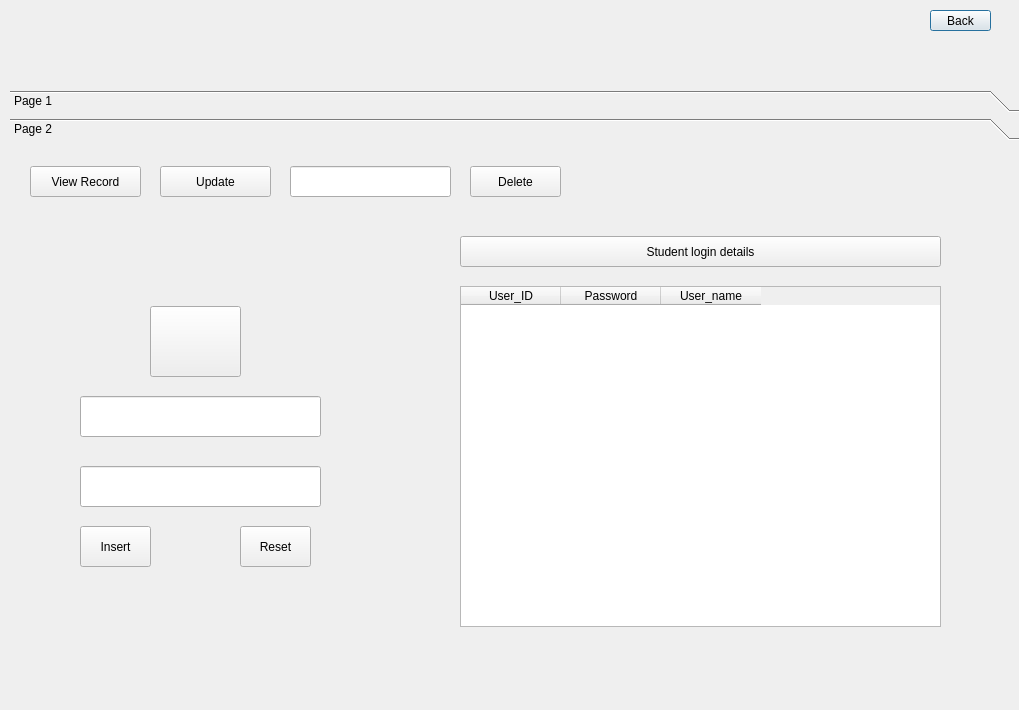
The window that adduser.ui (Rabsoninnora/SmartRecordLBTC) describes before a commit, drawn with Qt 5.
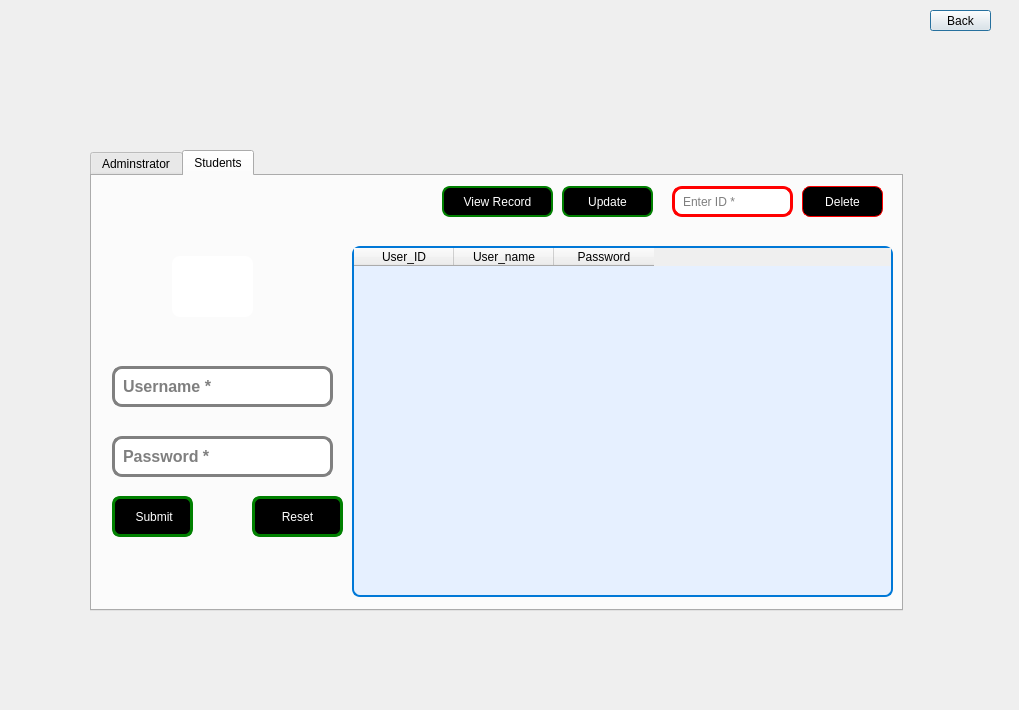
The same window after the commit. Icons and pictures are not drawn.

Patch:
```diff
--- a/adduser.ui
+++ b/adduser.ui
@@ -26,32 +26,21 @@
     <string>Back</string>
    </property>
   </widget>
-  <widget class="QToolBox" name="toolBox">
+  <widget class="QTabWidget" name="tabWidget">
    <property name="geometry">
     <rect>
-     <x>10</x>
-     <y>90</y>
-     <width>1019</width>
-     <height>551</height>
+     <x>90</x>
+     <y>150</y>
+     <width>813</width>
+     <height>461</height>
     </rect>
    </property>
-   <property name="styleSheet">
-    <string notr="true"/>
-   </property>
    <property name="currentIndex">
     <number>1</number>
    </property>
-   <widget class="QWidget" name="page_3">
-    <property name="geometry">
-     <rect>
-      <x>0</x>
-      <y>0</y>
-      <width>1019</width>
-      <height>503</height>
-     </rect>
-    </property>
-    <attribute name="label">
-     <string>Page 1</string>
+   <widget class="QWidget" name="Admin">
+    <attribute name="title">
+     <string>Adminstrator</string>
     </attribute>
     <widget class="QTableWidget" name="tableWidget_2">
      <property name="geometry">
@@ -78,80 +67,42 @@
       </property>
      </column>
     </widget>
-    <widget class="QPushButton" name="pushButton_11">
+    <widget class="QPushButton" name="pushButton_7">
      <property name="geometry">
       <rect>
-       <x>450</x>
+       <x>70</x>
        <y>100</y>
-       <width>481</width>
-       <height>31</height>
+       <width>81</width>
+       <height>61</height>
       </rect>
      </property>
-     <property name="text">
-      <string>Admin login details</string>
-     </property>
-    </widget>
-    <widget class="QPushButton" name="btn_Delete_admin">
-     <property name="geometry">
-      <rect>
-       <x>460</x>
-       <y>20</y>
-       <width>91</width>
-       <height>31</height>
-      </rect>
-     </property>
-     <property name="text">
-      <string>Delete</string>
-     </property>
-    </widget>
-    <widget class="QLineEdit" name="lineEdit_Admin_ID">
-     <property name="geometry">
-      <rect>
-       <x>280</x>
-       <y>20</y>
-       <width>161</width>
-       <height>31</height>
-      </rect>
-     </property>
-    </widget>
-    <widget class="QPushButton" name="btn_Update_admin">
-     <property name="geometry">
-      <rect>
-       <x>150</x>
-       <y>20</y>
-       <width>111</width>
-       <height>31</height>
-      </rect>
-     </property>
-     <property name="text">
-      <string>Update</string>
-     </property>
-    </widget>
-    <widget class="QPushButton" name="btn_View_admin">
-     <property name="geometry">
-      <rect>
-       <x>20</x>
-       <y>20</y>
-       <width>111</width>
-       <height>31</height>
-      </rect>
-     </property>
-     <property name="text">
-      <string>View Record</string>
-     </property>
-    </widget>
-    <widget class="QPushButton" name="pushButton_12">
-     <property name="geometry">
-      <rect>
-       <x>140</x>
-       <y>160</y>
-       <width>91</width>
-       <height>71</height>
-      </rect>
+     <property name="styleSheet">
+      <string notr="true">
+QPushButton{
+                    color: rgb(255, 255, 255);
+                    border:0px solid green;
+                    border-radius: 8px;
+                    padding: 0 8px;
+                     background-color: rgb(255, 255, 255); /* Soft blue background for readability */
+                    font: 600 11pt ;
+
+}
+
+
+    </string>
      </property>
      <property name="text">
       <string/>
      </property>
+     <property name="icon">
+      <iconset theme="QIcon::ThemeIcon::AddressBookNew"/>
+     </property>
+     <property name="iconSize">
+      <size>
+       <width>45</width>
+       <height>45</height>
+      </size>
+     </property>
     </widget>
     <widget class="QLineEdit" name="lineEdit__username_admin">
      <property name="geometry">
@@ -200,165 +151,320 @@
      </property>
     </widget>
    </widget>
-   <widget class="QWidget" name="page_4">
-    <property name="geometry">
-     <rect>
-      <x>0</x>
-      <y>0</y>
-      <width>1019</width>
-      <height>503</height>
-     </rect>
-    </property>
-    <attribute name="label">
-     <string>Page 2</string>
+   <widget class="QWidget" name="Students">
+    <attribute name="title">
+     <string>Students</string>
     </attribute>
     <widget class="QTableWidget" name="tableWidget">
      <property name="geometry">
       <rect>
-       <x>450</x>
-       <y>140</y>
-       <width>481</width>
-       <height>341</height>
+       <x>260</x>
+       <y>70</y>
+       <width>541</width>
+       <height>351</height>
       </rect>
      </property>
+     <property name="styleSheet">
+      <string notr="true"> QTableWidget {
+    border: 2px solid rgb(0, 120, 215); /* A sleek blue border */
+    border-radius: 8px;
+    background-color: rgb(230, 240, 255); /* Soft blue background for readability */
+    color: rgb(33, 33, 33); /* Dark gray text for better contrast */
+    font-family: 'Segoe UI', sans-serif;
+    font-size: 14px;
+    gridline-color: rgb(200, 200, 200); /* Subtle grid lines */
+}
+</string>
+     </property>
      <column>
       <property name="text">
        <string>User_ID</string>
       </property>
      </column>
-     <column>
-      <property name="text">
-       <string>Password</string>
-      </property>
-     </column>
      <column>
       <property name="text">
        <string>User_name</string>
       </property>
      </column>
-    </widget>
-    <widget class="QPushButton" name="pushButton_7">
-     <property name="geometry">
-      <rect>
-       <x>450</x>
-       <y>90</y>
-       <width>481</width>
-       <height>31</height>
-      </rect>
-     </property>
-     <property name="text">
-      <string>Student login details</string>
-     </property>
-    </widget>
-    <widget class="QPushButton" name="btn_Delete_User">
-     <property name="geometry">
-      <rect>
-       <x>460</x>
-       <y>20</y>
-       <width>91</width>
-       <height>31</height>
-      </rect>
-     </property>
-     <property name="text">
-      <string>Delete</string>
-     </property>
-    </widget>
-    <widget class="QLineEdit" name="lineEdit_User_ID">
-     <property name="geometry">
-      <rect>
-       <x>280</x>
-       <y>20</y>
-       <width>161</width>
-       <height>31</height>
-      </rect>
-     </property>
-    </widget>
-    <widget class="QPushButton" name="btn_Update_User">
-     <property name="geometry">
-      <rect>
-       <x>150</x>
-       <y>20</y>
-       <width>111</width>
-       <height>31</height>
-      </rect>
-     </property>
-     <property name="text">
-      <string>Update</string>
-     </property>
+     <column>
+      <property name="text">
+       <string>Password</string>
+      </property>
+     </column>
     </widget>
     <widget class="QPushButton" name="btn_View_User">
      <property name="geometry">
       <rect>
-       <x>20</x>
-       <y>20</y>
+       <x>350</x>
+       <y>10</y>
        <width>111</width>
        <height>31</height>
       </rect>
      </property>
+     <property name="styleSheet">
+      <string notr="true">  
+QPushButton{
+                    color: rgb(255, 255, 255);
+                    border:2px solid green;
+                    border-radius: 8px;
+                    padding: 0 8px;
+                    background-color: rgb(255, 267, 245);
+                    font: 500 11pt ;
+                   
+
+}
+
+ </string>
+     </property>
      <property name="text">
       <string>View Record</string>
      </property>
-    </widget>
-    <widget class="QPushButton" name="btn_Insert_User">
-     <property name="geometry">
-      <rect>
-       <x>70</x>
-       <y>380</y>
-       <width>71</width>
-       <height>41</height>
-      </rect>
+     <property name="icon">
+      <iconset theme="QIcon::ThemeIcon::EditSelectAll"/>
      </property>
-     <property name="text">
-      <string>Insert</string>
-     </property>
     </widget>
-    <widget class="QPushButton" name="btn_Reset_User">
+    <widget class="QPushButton" name="btn_Update_User">
      <property name="geometry">
       <rect>
-       <x>230</x>
-       <y>380</y>
-       <width>71</width>
-       <height>41</height>
-      </rect>
-     </property>
-     <property name="text">
-      <string>Reset</string>
-     </property>
-    </widget>
-    <widget class="QPushButton" name="pushButton">
-     <property name="geometry">
-      <rect>
-       <x>140</x>
-       <y>160</y>
+       <x>470</x>
+       <y>10</y>
        <width>91</width>
-       <height>71</height>
+       <height>31</height>
       </rect>
+     </property>
+     <property name="styleSheet">
+      <string notr="true">  
+QPushButton{
+                    color: rgb(255, 255, 255);
+                    border:2px solid green;
+                    border-radius: 8px;
+                    padding: 0 8px;
+                    background-color: rgb(255, 267, 245);
+                    font: 500 11pt ;
+                   
+
+}
+
+ </string>
+     </property>
+     <property name="text">
+      <string>Update</string>
+     </property>
+     <property name="icon">
+      <iconset theme="QIcon::ThemeIcon::DocumentSave"/>
+     </property>
+    </widget>
+    <widget class="QLineEdit" name="lineEdit_User_ID">
+     <property name="geometry">
+      <rect>
+       <x>580</x>
+       <y>10</y>
+       <width>121</width>
+       <height>31</height>
+      </rect>
+     </property>
+     <property name="styleSheet">
+      <string notr="true">  QLineEdit {
+  border:3px solid red;
+  border-radius: 10px;
+  padding: 6px 6px;
+  background: rgb(255, 255, 255);
+  font: 700 12pt ;
+  color: rgb(0, 0, 0);;
+}</string>
+     </property>
+     <property name="placeholderText">
+      <string>Enter ID *</string>
+     </property>
+    </widget>
+    <widget class="QPushButton" name="btn_Delete_User">
+     <property name="geometry">
+      <rect>
+       <x>710</x>
+       <y>10</y>
+       <width>81</width>
+       <height>31</height>
+      </rect>
+     </property>
+     <property name="styleSheet">
+      <string notr="true">  
+QPushButton{
+                    color: rgb(255, 255, 255);
+                    border:1px solid red;
+                    border-radius: 8px;
+                    padding: 0 8px;
+                    background-color: rgb(255, 267, 245);
+                    font: 500 11pt ;
+                   
+
+}
+
+ </string>
+     </property>
+     <property name="text">
+      <string>Delete</string>
+     </property>
+     <property name="icon">
+      <iconset theme="QIcon::ThemeIcon::EditDelete"/>
+     </property>
+    </widget>
+    <widget class="QPushButton" name="pushButton_6">
+     <property name="geometry">
+      <rect>
+       <x>80</x>
+       <y>80</y>
+       <width>81</width>
+       <height>61</height>
+      </rect>
+     </property>
+     <property name="styleSheet">
+      <string notr="true">
+QPushButton{
+                    color: rgb(255, 255, 255);
+                    border:0px solid green;
+                    border-radius: 8px;
+                    padding: 0 8px;
+                     background-color: rgb(255, 255, 255); /* Soft blue background for readability */
+                    font: 600 11pt ;
+
+}
+
+
+    </string>
      </property>
      <property name="text">
       <string/>
      </property>
      <property name="icon">
-      <iconset theme="user-available"/>
+      <iconset theme="QIcon::ThemeIcon::AddressBookNew"/>
+     </property>
+     <property name="iconSize">
+      <size>
+       <width>45</width>
+       <height>45</height>
+      </size>
      </property>
     </widget>
     <widget class="QLineEdit" name="lineEdit_User_name">
      <property name="geometry">
       <rect>
-       <x>70</x>
-       <y>250</y>
-       <width>241</width>
+       <x>20</x>
+       <y>190</y>
+       <width>221</width>
        <height>41</height>
       </rect>
      </property>
+     <property name="font">
+      <font>
+       <pointsize>12</pointsize>
+       <italic>false</italic>
+       <bold>true</bold>
+      </font>
+     </property>
+     <property name="styleSheet">
+      <string notr="true">  QLineEdit {
+  border:3px solid gray;
+  border-radius: 10px;
+  padding: 6px 6px;
+  background: rgb(255, 255, 255);
+  font: 700 12pt ;
+  color: rgb(0, 0, 0);;
+}</string>
+     </property>
+     <property name="placeholderText">
+      <string>Username *</string>
+     </property>
     </widget>
     <widget class="QLineEdit" name="lineEdit_User_Password">
      <property name="geometry">
       <rect>
-       <x>70</x>
+       <x>20</x>
+       <y>260</y>
+       <width>221</width>
+       <height>41</height>
+      </rect>
+     </property>
+     <property name="font">
+      <font>
+       <pointsize>12</pointsize>
+       <italic>false</italic>
+       <bold>true</bold>
+      </font>
+     </property>
+     <property name="styleSheet">
+      <string notr="true">  QLineEdit {
+  border:3px solid gray;
+  border-radius: 10px;
+  padding: 6px 6px;
+  background: rgb(255, 255, 255);
+  font: 700 12pt ;
+  color: rgb(0, 0, 0);;
+}</string>
+     </property>
+     <property name="placeholderText">
+      <string>Password *</string>
+     </property>
+    </widget>
+    <widget class="QPushButton" name="btn_Insert_User">
+     <property name="geometry">
+      <rect>
+       <x>20</x>
        <y>320</y>
-       <width>241</width>
+       <width>81</width>
        <height>41</height>
       </rect>
+     </property>
+     <property name="styleSheet">
+      <string notr="true">  
+QPushButton{
+                    color: rgb(255, 255, 255);
+                    border:3px solid green;
+                    border-radius: 8px;
+                    padding: 0 8px;
+                    background-color: rgb(255, 267, 245);
+                    font: 500 11pt ;
+                   
+
+}
+
+ </string>
+     </property>
+     <property name="text">
+      <string> Submit</string>
+     </property>
+     <property name="icon">
+      <iconset theme="QIcon::ThemeIcon::DocumentSaveAs"/>
+     </property>
+    </widget>
+    <widget class="QPushButton" name="btn_Reset_User">
+     <property name="geometry">
+      <rect>
+       <x>160</x>
+       <y>320</y>
+       <width>91</width>
+       <height>41</height>
+      </rect>
+     </property>
+     <property name="styleSheet">
+      <string notr="true">  
+QPushButton{
+                    color: rgb(255, 255, 255);
+                    border:3px solid green;
+                    border-radius: 8px;
+                    padding: 0 8px;
+                    background-color: rgb(255, 267, 245);
+                    font: 500 11pt ;
+                   
+
+}
+
+ </string>
+     </property>
+     <property name="text">
+      <string>Reset</string>
+     </property>
+     <property name="icon">
+      <iconset theme="QIcon::ThemeIcon::DocumentRevert"/>
      </property>
     </widget>
    </widget>
```
Left out of the diff: 257 changed lines with no effect on the pictures.
